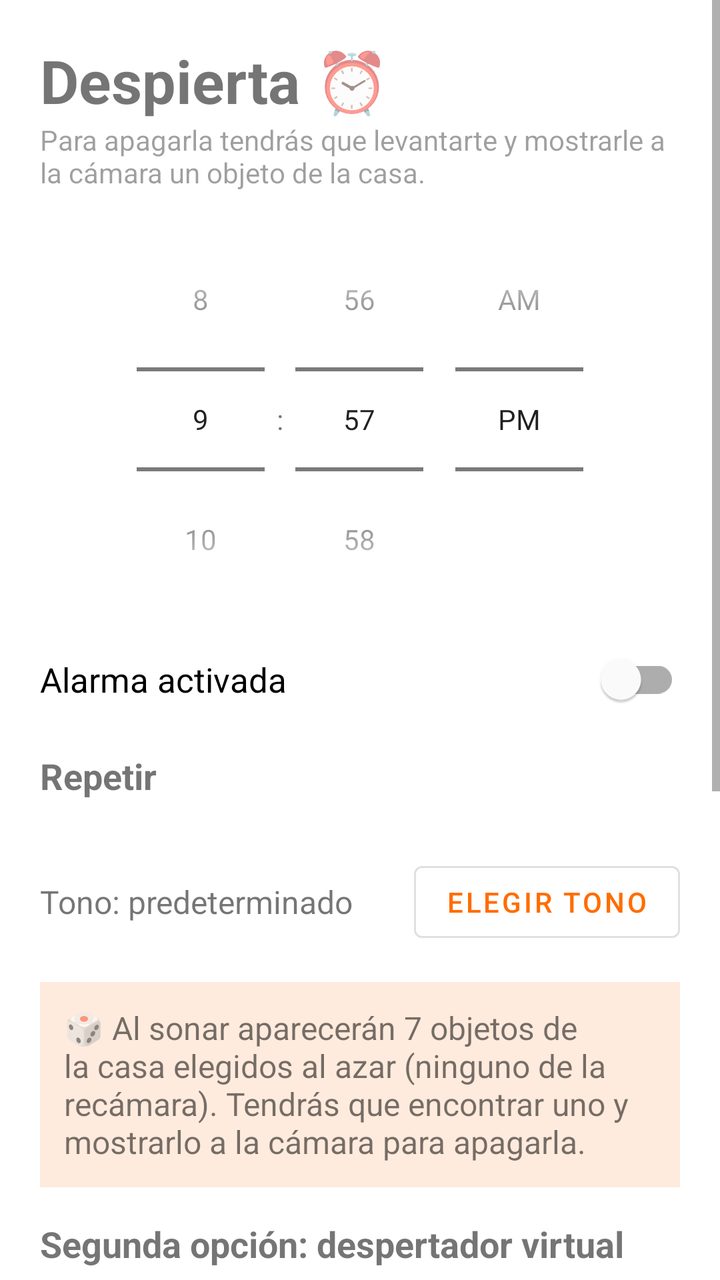
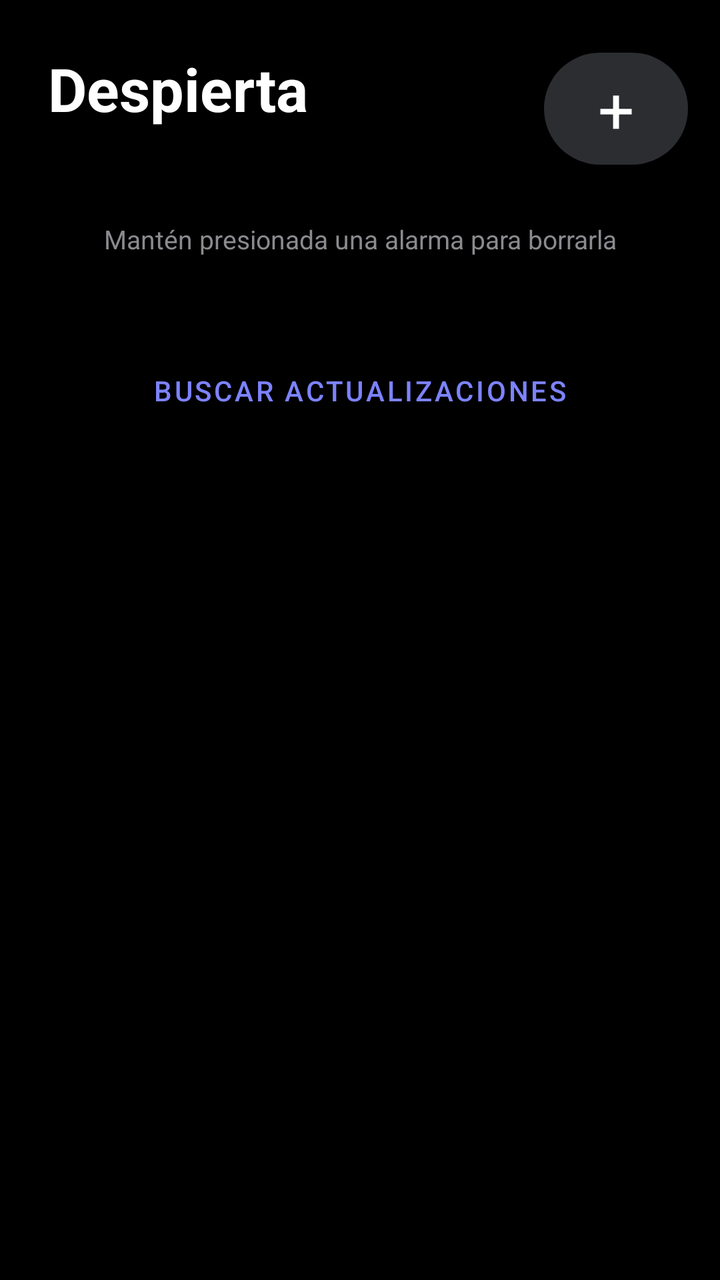

Screens rendered from an Android XML layout before and after an edit, with the pre-edit source and the edit as a unified diff.
<!-- AndroidManifest.xml: application theme Theme.Despierta -->
<!-- res/layout/activity_main.xml -->
<?xml version="1.0" encoding="utf-8"?>
<ScrollView xmlns:android="http://schemas.android.com/apk/res/android"
    android:layout_width="match_parent"
    android:layout_height="match_parent"
    android:fillViewport="true">

    <LinearLayout
        android:layout_width="match_parent"
        android:layout_height="wrap_content"
        android:orientation="vertical"
        android:padding="20dp">

        <TextView
            android:layout_width="wrap_content"
            android:layout_height="wrap_content"
            android:text="Despierta ⏰"
            android:textSize="30sp"
            android:textStyle="bold" />

        <TextView
            android:layout_width="wrap_content"
            android:layout_height="wrap_content"
            android:layout_marginBottom="8dp"
            android:text="Para apagarla tendrás que levantarte y mostrarle a la cámara un objeto de la casa."
            android:alpha="0.7" />

        <TimePicker
            android:id="@+id/selectorHora"
            android:layout_width="wrap_content"
            android:layout_height="wrap_content"
            android:layout_gravity="center_horizontal"
            android:timePickerMode="spinner" />

        <com.google.android.material.switchmaterial.SwitchMaterial
            android:id="@+id/swActiva"
            android:layout_width="match_parent"
            android:layout_height="wrap_content"
            android:text="Alarma activada"
            android:textSize="17sp" />

        <TextView
            android:layout_width="wrap_content"
            android:layout_height="wrap_content"
            android:layout_marginTop="12dp"
            android:text="Repetir"
            android:textSize="18sp"
            android:textStyle="bold" />

        <com.google.android.material.chip.ChipGroup
            android:id="@+id/grupoDias"
            android:layout_width="match_parent"
            android:layout_height="wrap_content" />

        <com.google.android.material.chip.ChipGroup
            android:id="@+id/grupoAtajos"
            android:layout_width="match_parent"
            android:layout_height="wrap_content" />

        <TextView
            android:id="@+id/txtRepeticion"
            android:layout_width="wrap_content"
            android:layout_height="wrap_content"
            android:alpha="0.7" />

        <LinearLayout
            android:layout_width="match_parent"
            android:layout_height="wrap_content"
            android:layout_marginTop="8dp"
            android:gravity="center_vertical"
            android:orientation="horizontal">

            <TextView
                android:id="@+id/txtTono"
                android:layout_width="0dp"
                android:layout_height="wrap_content"
                android:layout_weight="1"
                android:text="Tono: predeterminado"
                android:textSize="16sp" />

            <com.google.android.material.button.MaterialButton
                android:id="@+id/btnTono"
                style="@style/Widget.MaterialComponents.Button.OutlinedButton"
                android:layout_width="wrap_content"
                android:layout_height="wrap_content"
                android:text="Elegir tono" />
        </LinearLayout>

        <TextView
            android:layout_width="match_parent"
            android:layout_height="wrap_content"
            android:layout_marginTop="16dp"
            android:padding="12dp"
            android:background="#22FF6D00"
            android:text="🎲 Al sonar aparecerán 7 objetos de la casa elegidos al azar (ninguno de la recámara). Tendrás que encontrar uno y mostrarlo a la cámara para apagarla."
            android:textSize="16sp" />

        <TextView
            android:layout_width="wrap_content"
            android:layout_height="wrap_content"
            android:layout_marginTop="16dp"
            android:text="Segunda opción: despertador virtual"
            android:textSize="18sp"
            android:textStyle="bold" />

        <com.google.android.material.switchmaterial.SwitchMaterial
            android:id="@+id/swRA"
            android:layout_width="match_parent"
            android:layout_height="wrap_content"
            android:enabled="false"
            android:text="Permitir apagarla encontrando un despertador en realidad aumentada"
            android:textSize="16sp" />

        <TextView
            android:id="@+id/txtRA"
            android:layout_width="match_parent"
            android:layout_height="wrap_content"
            android:text="Revisando compatibilidad…"
            android:alpha="0.8" />

        <TextView
            android:id="@+id/txtDistancia"
            android:layout_width="wrap_content"
            android:layout_height="wrap_content"
            android:layout_marginTop="8dp"
            android:textSize="16sp" />

        <com.google.android.material.slider.Slider
            android:id="@+id/sliderDistancia"
            android:layout_width="match_parent"
            android:layout_height="wrap_content"
            android:stepSize="1"
            android:value="3"
            android:valueFrom="1"
            android:valueTo="5" />

        <com.google.android.material.button.MaterialButton
            android:id="@+id/btnGuardar"
            android:layout_width="match_parent"
            android:layout_height="wrap_content"
            android:layout_marginTop="16dp"
            android:text="Guardar alarma" />

        <com.google.android.material.button.MaterialButton
            android:id="@+id/btnProbar"
            style="@style/Widget.MaterialComponents.Button.OutlinedButton"
            android:layout_width="match_parent"
            android:layout_height="wrap_content"
            android:text="Probar alarma ahora" />

        <com.google.android.material.button.MaterialButton
            android:id="@+id/btnPantallaCompleta"
            style="@style/Widget.MaterialComponents.Button.TextButton"
            android:layout_width="match_parent"
            android:layout_height="wrap_content"
            android:text="Permitir alarma en pantalla completa"
            android:visibility="gone" />

        <TextView
            android:id="@+id/txtEstado"
            android:layout_width="match_parent"
            android:layout_height="wrap_content"
            android:layout_marginTop="12dp"
            android:gravity="center"
            android:textSize="16sp" />

        <TextView
            android:id="@+id/txtVersion"
            android:layout_width="match_parent"
            android:layout_height="wrap_content"
            android:layout_marginTop="24dp"
            android:alpha="0.6"
            android:gravity="center" />

        <com.google.android.material.button.MaterialButton
            android:id="@+id/btnActualizar"
            style="@style/Widget.MaterialComponents.Button.TextButton"
            android:layout_width="match_parent"
            android:layout_height="wrap_content"
            android:text="Buscar actualizaciones" />
    </LinearLayout>
</ScrollView>
<!-- resources referenced by this layout -->
<resources>
  <style name="Theme.Despierta" parent="Theme.MaterialComponents.DayNight.NoActionBar">
          <item name="colorPrimary">@color/naranja</item>
          <item name="colorPrimaryVariant">@color/naranja_oscuro</item>
          <item name="colorOnPrimary">@color/blanco</item>
          <item name="colorSecondary">@color/naranja</item>
          <item name="colorOnSecondary">@color/blanco</item>
      </style>
  <color name="naranja">#FF6D00</color>
  <color name="naranja_oscuro">#E65100</color>
  <color name="blanco">#FFFFFF</color>
</resources>

<!-- the commit's change to res/layout/activity_main.xml (unified diff, before → after) -->
@@ -1,181 +1,115 @@
 <?xml version="1.0" encoding="utf-8"?>
-<ScrollView xmlns:android="http://schemas.android.com/apk/res/android"
+<FrameLayout xmlns:android="http://schemas.android.com/apk/res/android"
     android:layout_width="match_parent"
     android:layout_height="match_parent"
-    android:fillViewport="true">
+    android:background="#FF000000">
 
-    <LinearLayout
+    <ScrollView
         android:layout_width="match_parent"
-        android:layout_height="wrap_content"
-        android:orientation="vertical"
-        android:padding="20dp">
-
-        <TextView
-            android:layout_width="wrap_content"
-            android:layout_height="wrap_content"
-            android:text="Despierta ⏰"
-            android:textSize="30sp"
-            android:textStyle="bold" />
-
-        <TextView
-            android:layout_width="wrap_content"
-            android:layout_height="wrap_content"
-            android:layout_marginBottom="8dp"
-            android:text="Para apagarla tendrás que levantarte y mostrarle a la cámara un objeto de la casa."
-            android:alpha="0.7" />
-
-        <TimePicker
-            android:id="@+id/selectorHora"
-            android:layout_width="wrap_content"
-            android:layout_height="wrap_content"
-            android:layout_gravity="center_horizontal"
-            android:timePickerMode="spinner" />
-
-        <com.google.android.material.switchmaterial.SwitchMaterial
-            android:id="@+id/swActiva"
-            android:layout_width="match_parent"
-            android:layout_height="wrap_content"
-            android:text="Alarma activada"
-            android:textSize="17sp" />
-
-        <TextView
-            android:layout_width="wrap_content"
-            android:layout_height="wrap_content"
-            android:layout_marginTop="12dp"
-            android:text="Repetir"
-            android:textSize="18sp"
-            android:textStyle="bold" />
-
-        <com.google.android.material.chip.ChipGroup
-            android:id="@+id/grupoDias"
-            android:layout_width="match_parent"
-            android:layout_height="wrap_content" />
-
-        <com.google.android.material.chip.ChipGroup
-            android:id="@+id/grupoAtajos"
-            android:layout_width="match_parent"
-            android:layout_height="wrap_content" />
-
-        <TextView
-            android:id="@+id/txtRepeticion"
-            android:layout_width="wrap_content"
-            android:layout_height="wrap_content"
-            android:alpha="0.7" />
+        android:layout_height="match_parent">
 
         <LinearLayout
             android:layout_width="match_parent"
             android:layout_height="wrap_content"
-            android:layout_marginTop="8dp"
-            android:gravity="center_vertical"
-            android:orientation="horizontal">
+            android:orientation="vertical"
+            android:paddingStart="16dp"
+            android:paddingTop="24dp"
+            android:paddingEnd="16dp"
+            android:paddingBottom="24dp">
+
+            <LinearLayout
+                android:layout_width="match_parent"
+                android:layout_height="wrap_content"
+                android:gravity="center_vertical"
+                android:orientation="horizontal"
+                android:paddingStart="8dp">
+
+                <LinearLayout
+                    android:layout_width="0dp"
+                    android:layout_height="wrap_content"
+                    android:layout_weight="1"
+                    android:orientation="vertical">
+
+                    <TextView
+                        android:layout_width="wrap_content"
+                        android:layout_height="wrap_content"
+                        android:text="Despierta"
+                        android:textColor="@color/blanco"
+                        android:textSize="30sp"
+                        android:textStyle="bold" />
+
+                    <TextView
+                        android:id="@+id/txtProxima"
+                        android:layout_width="wrap_content"
+                        android:layout_height="wrap_content"
+                        android:textColor="@color/gris"
+                        android:textSize="15sp" />
+                </LinearLayout>
+
+                <TextView
+                    android:id="@+id/btnAgregar"
+                    android:layout_width="72dp"
+                    android:layout_height="56dp"
+                    android:background="@drawable/fondo_pastilla"
+                    android:gravity="center"
+                    android:text="+"
+                    android:textColor="@color/blanco"
+                    android:textSize="32sp" />
+            </LinearLayout>
 
             <TextView
-                android:id="@+id/txtTono"
-                android:layout_width="0dp"
+                android:id="@+id/txtVacio"
+                android:layout_width="match_parent"
                 android:layout_height="wrap_content"
-                android:layout_weight="1"
-                android:text="Tono: predeterminado"
-                android:textSize="16sp" />
+                android:layout_marginTop="60dp"
+                android:gravity="center"
+                android:text="No hay alarmas.\nToca + para crear una."
+                android:textColor="@color/gris"
+                android:textSize="18sp"
+                android:visibility="gone" />
+
+            <LinearLayout
+                android:id="@+id/listaAlarmas"
+                android:layout_width="match_parent"
+                android:layout_height="wrap_content"
+                android:layout_marginTop="16dp"
+                android:background="@drawable/fondo_tarjeta"
+                android:orientation="vertical"
+                android:paddingStart="20dp"
+                android:paddingEnd="20dp" />
+
+            <TextView
+                android:layout_width="match_parent"
+                android:layout_height="wrap_content"
+                android:layout_marginTop="10dp"
+                android:gravity="center"
+                android:text="Mantén presionada una alarma para borrarla"
+                android:textColor="@color/gris"
+                android:textSize="13sp" />
 
             <com.google.android.material.button.MaterialButton
-                android:id="@+id/btnTono"
-                style="@style/Widget.MaterialComponents.Button.OutlinedButton"
-                android:layout_width="wrap_content"
+                android:id="@+id/btnPantallaCompleta"
+                style="@style/Widget.MaterialComponents.Button.TextButton"
+                android:layout_width="match_parent"
                 android:layout_height="wrap_content"
-                android:text="Elegir tono" />
+                android:layout_marginTop="12dp"
+                android:text="⚠️ Permitir alarma en pantalla completa"
+                android:visibility="gone" />
+
+            <TextView
+                android:id="@+id/txtVersion"
+                android:layout_width="match_parent"
+                android:layout_height="wrap_content"
+                android:layout_marginTop="24dp"
+                android:gravity="center"
+                android:textColor="@color/gris" />
+
+            <com.google.android.material.button.MaterialButton
+                android:id="@+id/btnActualizar"
+                style="@style/Widget.MaterialComponents.Button.TextButton"
+                android:layout_width="match_parent"
+                android:layout_height="wrap_content"
+                android:text="Buscar actualizaciones" />
         </LinearLayout>
-
-        <TextView
-            android:layout_width="match_parent"
-            android:layout_height="wrap_content"
-            android:layout_marginTop="16dp"
-            android:padding="12dp"
-            android:background="#22FF6D00"
-            android:text="🎲 Al sonar aparecerán 7 objetos de la casa elegidos al azar (ninguno de la recámara). Tendrás que encontrar uno y mostrarlo a la cámara para apagarla."
-            android:textSize="16sp" />
-
-        <TextView
-            android:layout_width="wrap_content"
-            android:layout_height="wrap_content"
-            android:layout_marginTop="16dp"
-            android:text="Segunda opción: despertador virtual"
-            android:textSize="18sp"
-            android:textStyle="bold" />
-
-        <com.google.android.material.switchmaterial.SwitchMaterial
-            android:id="@+id/swRA"
-            android:layout_width="match_parent"
-            android:layout_height="wrap_content"
-            android:enabled="false"
-            android:text="Permitir apagarla encontrando un despertador en realidad aumentada"
-            android:textSize="16sp" />
-
-        <TextView
-            android:id="@+id/txtRA"
-            android:layout_width="match_parent"
-            android:layout_height="wrap_content"
-            android:text="Revisando compatibilidad…"
-            android:alpha="0.8" />
-
-        <TextView
-            android:id="@+id/txtDistancia"
-            android:layout_width="wrap_content"
-            android:layout_height="wrap_content"
-            android:layout_marginTop="8dp"
-            android:textSize="16sp" />
-
-        <com.google.android.material.slider.Slider
-            android:id="@+id/sliderDistancia"
-            android:layout_width="match_parent"
-            android:layout_height="wrap_content"
-            android:stepSize="1"
-            android:value="3"
-            android:valueFrom="1"
-            android:valueTo="5" />
-
-        <com.google.android.material.button.MaterialButton
-            android:id="@+id/btnGuardar"
-            android:layout_width="match_parent"
-            android:layout_height="wrap_content"
-            android:layout_marginTop="16dp"
-            android:text="Guardar alarma" />
-
-        <com.google.android.material.button.MaterialButton
-            android:id="@+id/btnProbar"
-            style="@style/Widget.MaterialComponents.Button.OutlinedButton"
-            android:layout_width="match_parent"
-            android:layout_height="wrap_content"
-            android:text="Probar alarma ahora" />
-
-        <com.google.android.material.button.MaterialButton
-            android:id="@+id/btnPantallaCompleta"
-            style="@style/Widget.MaterialComponents.Button.TextButton"
-            android:layout_width="match_parent"
-            android:layout_height="wrap_content"
-            android:text="Permitir alarma en pantalla completa"
-            android:visibility="gone" />
-
-        <TextView
-            android:id="@+id/txtEstado"
-            android:layout_width="match_parent"
-            android:layout_height="wrap_content"
-            android:layout_marginTop="12dp"
-            android:gravity="center"
-            android:textSize="16sp" />
-
-        <TextView
-            android:id="@+id/txtVersion"
-            android:layout_width="match_parent"
-            android:layout_height="wrap_content"
-            android:layout_marginTop="24dp"
-            android:alpha="0.6"
-            android:gravity="center" />
-
-        <com.google.android.material.button.MaterialButton
-            android:id="@+id/btnActualizar"
-            style="@style/Widget.MaterialComponents.Button.TextButton"
-            android:layout_width="match_parent"
-            android:layout_height="wrap_content"
-            android:text="Buscar actualizaciones" />
-    </LinearLayout>
-</ScrollView>
+    </ScrollView>
+</FrameLayout>
<!-- resource entries referenced after the edit -->
@@ -1,14 +1,28 @@
 <!-- resources referenced by this layout -->
 <resources>
-  <style name="Theme.Despierta" parent="Theme.MaterialComponents.DayNight.NoActionBar">
-          <item name="colorPrimary">@color/naranja</item>
-          <item name="colorPrimaryVariant">@color/naranja_oscuro</item>
-          <item name="colorOnPrimary">@color/blanco</item>
-          <item name="colorSecondary">@color/naranja</item>
-          <item name="colorOnSecondary">@color/blanco</item>
+  <style name="Theme.Despierta" parent="Theme.MaterialComponents.NoActionBar">
+          <item name="colorPrimary">@color/azul</item>
+          <item name="colorPrimaryVariant">@color/azul</item>
+          <item name="colorOnPrimary">#FF101010</item>
+          <item name="colorSecondary">@color/azul</item>
+          <item name="colorOnSecondary">#FF101010</item>
+          <item name="android:windowBackground">#FF000000</item>
+          <item name="android:statusBarColor">#FF000000</item>
+          <item name="android:navigationBarColor">#FF000000</item>
       </style>
-  <color name="naranja">#FF6D00</color>
-  <color name="naranja_oscuro">#E65100</color>
+  <color name="tarjeta">#1E1F22</color>
+  <color name="azul">#7C83FD</color>
   <color name="blanco">#FFFFFF</color>
+  <color name="gris">#8A8A8F</color>
+  <!-- drawable fondo_pastilla (drawable) -->
+  <shape xmlns:android="http://schemas.android.com/apk/res/android" android:shape="rectangle">
+      <solid android:color="#FF2C2D31" />
+      <corners android:radius="40dp" />
+  </shape>
+  <!-- drawable fondo_tarjeta (drawable) -->
+  <shape xmlns:android="http://schemas.android.com/apk/res/android" android:shape="rectangle">
+      <solid android:color="@color/tarjeta" />
+      <corners android:radius="28dp" />
+  </shape>
 </resources>
 
